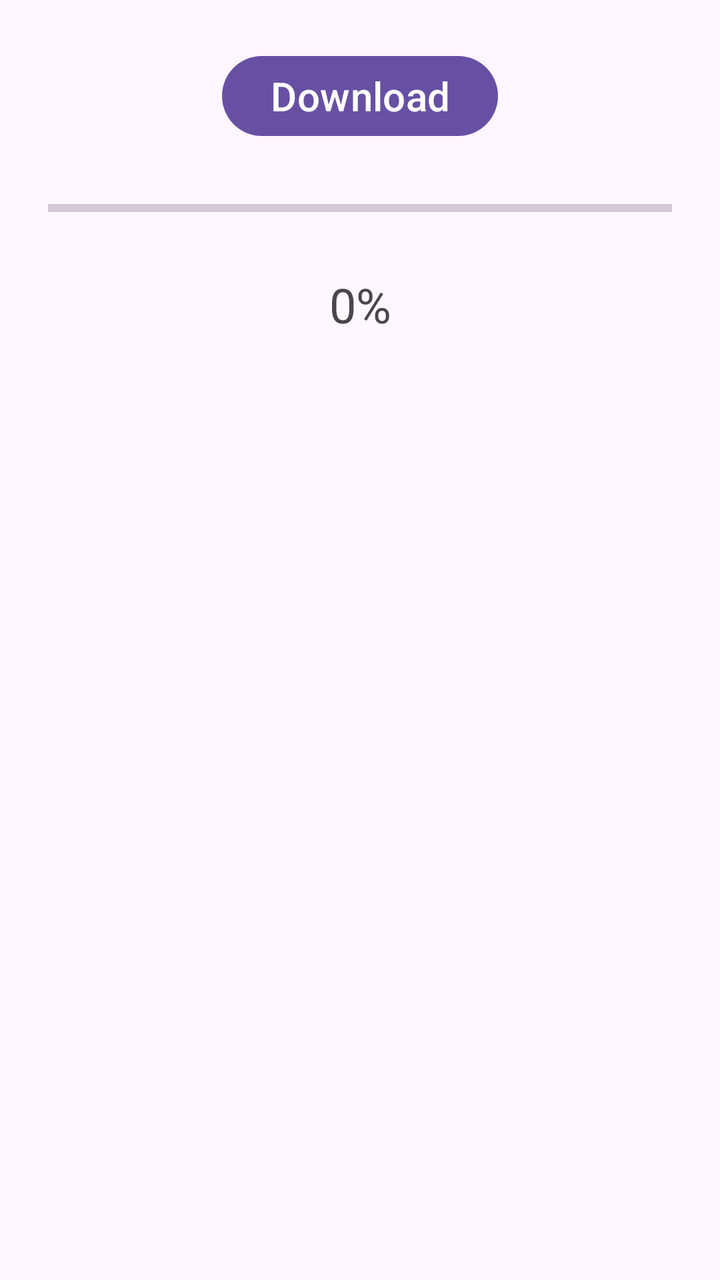
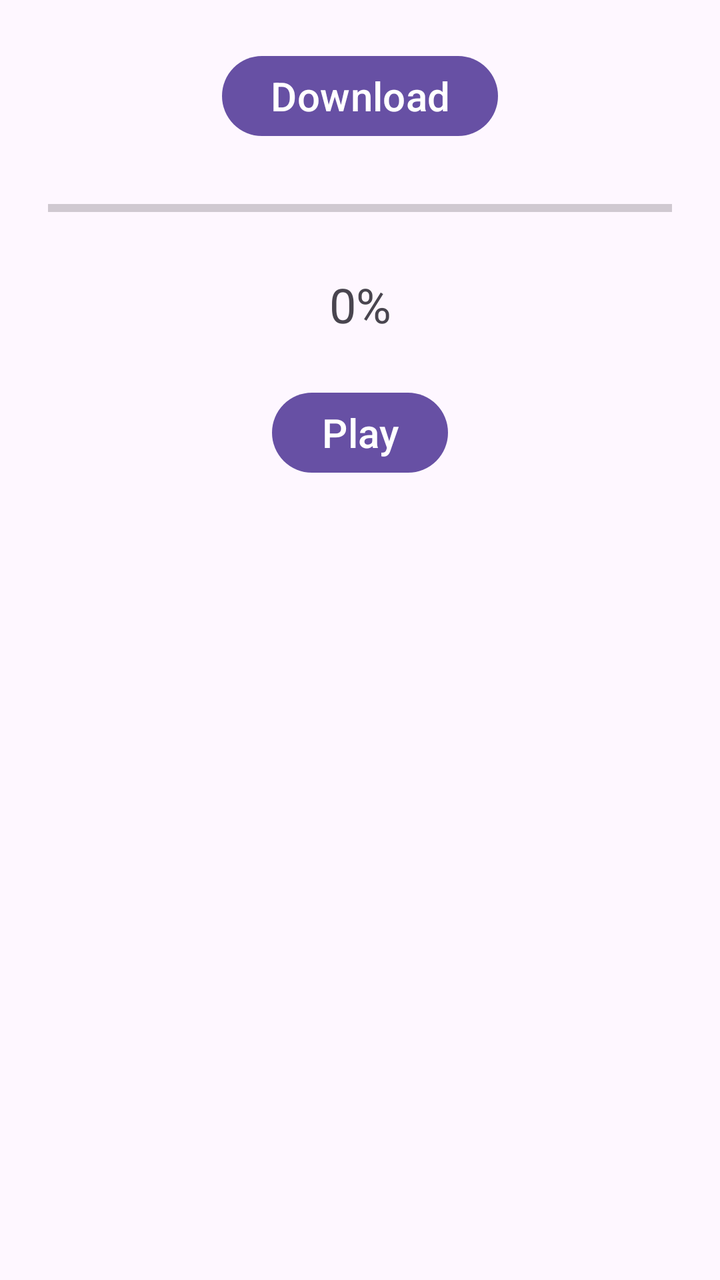

Two renders of the same Android screen: before a commit and after it. Below are the layout's source before the change and the commit's diff.
<!-- AndroidManifest.xml: application theme Theme.Celebration3 -->
<!-- res/layout/activity_main.xml -->
<?xml version="1.0" encoding="utf-8"?>
<androidx.constraintlayout.widget.ConstraintLayout xmlns:android="http://schemas.android.com/apk/res/android"
    xmlns:app="http://schemas.android.com/apk/res-auto"
    xmlns:tools="http://schemas.android.com/tools"
    android:id="@+id/main"
    android:layout_width="match_parent"
    android:layout_height="match_parent"
    tools:context=".MainActivity">

    <Button
        android:id="@+id/downloadButton"
        android:layout_width="wrap_content"
        android:layout_height="wrap_content"
        android:layout_marginTop="24dp"
        android:text="Download"
        android:textSize="20sp"
        app:layout_constraintEnd_toEndOf="parent"
        app:layout_constraintStart_toStartOf="parent"
        app:layout_constraintTop_toTopOf="parent" />

    <ProgressBar
        android:id="@+id/progressBar"
        style="?android:attr/progressBarStyleHorizontal"
        android:layout_width="0dp"
        android:layout_height="wrap_content"
        android:layout_marginStart="24dp"
        android:layout_marginTop="24dp"
        android:layout_marginEnd="24dp"
        app:layout_constraintEnd_toEndOf="parent"
        app:layout_constraintHorizontal_bias="0.498"
        app:layout_constraintStart_toStartOf="parent"
        app:layout_constraintTop_toBottomOf="@+id/downloadButton" />

    <TextView
        android:id="@+id/downloadTextView"
        android:layout_width="wrap_content"
        android:layout_height="wrap_content"
        android:layout_marginTop="24dp"
        android:text="0%"
        android:textSize="24sp"
        app:layout_constraintEnd_toEndOf="parent"
        app:layout_constraintStart_toStartOf="parent"
        app:layout_constraintTop_toBottomOf="@+id/progressBar" />
</androidx.constraintlayout.widget.ConstraintLayout>
<!-- resources referenced by this layout -->
<resources>
  <style name="Theme.Celebration3" parent="Base.Theme.Celebration3" />
  <style name="Base.Theme.Celebration3" parent="Theme.Material3.DayNight.NoActionBar">
          
          
      </style>
</resources>

<!-- the commit's change to res/layout/activity_main.xml (unified diff, before → after) -->
@@ -17,6 +17,17 @@
         app:layout_constraintEnd_toEndOf="parent"
         app:layout_constraintStart_toStartOf="parent"
         app:layout_constraintTop_toTopOf="parent" />
+
+    <Button
+        android:id="@+id/playButton"
+        android:layout_width="wrap_content"
+        android:layout_height="wrap_content"
+        android:layout_marginTop="24dp"
+        android:text="Play"
+        android:textSize="20sp"
+        app:layout_constraintEnd_toEndOf="parent"
+        app:layout_constraintStart_toStartOf="parent"
+        app:layout_constraintTop_toBottomOf="@+id/downloadTextView" />
 
     <ProgressBar
         android:id="@+id/progressBar"
